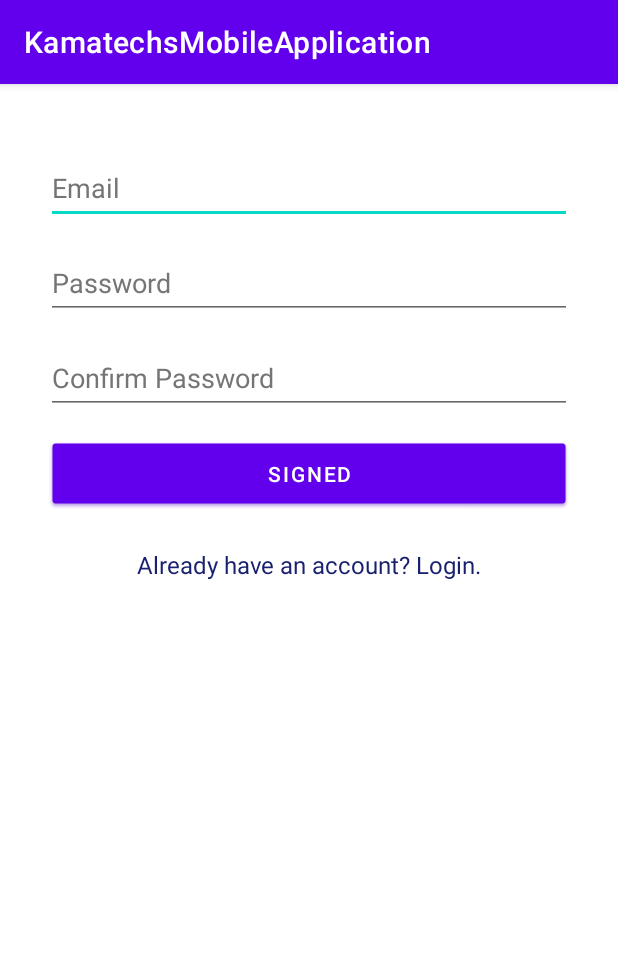
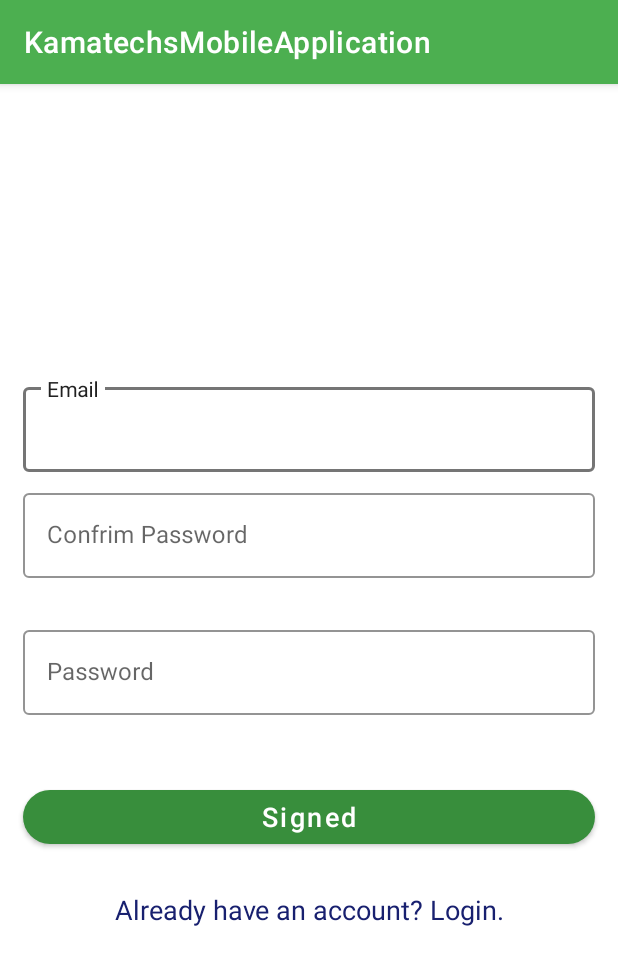
Before and after one commit to Giwithx/Kamatechs-App, an Android app: the RegisterActivity screen opened directly, with no data from a screen before it, on a phone screen of 412 x 824 dp. Shown: the top 965 px of the screen. Run offline under Robolectric (Android 15) with nearby library versions, the phone set to English and light mode, and no system bars; our stand-ins replace Firebase (no records; nobody signed in at launch, a user with empty details on screens opened directly); 3 statements that could not run were skipped.

Commit message:
Did some changes in login, register, colors, dashboard, home and the themes

```diff
--- a/app/src/main/res/layout/activity_register.xml
+++ b/app/src/main/res/layout/activity_register.xml
@@ -9,66 +9,62 @@
 
     <LinearLayout
         android:id="@+id/linearLayout"
-        android:layout_width="0dp"
-        android:layout_height="0dp"
+        android:layout_width="match_parent"
+        android:layout_height="wrap_content"
         android:orientation="vertical"
-        android:padding="15dp"
-        android:paddingTop="40dp"
-        android:paddingBottom="40dp"
         app:layout_constraintBottom_toBottomOf="parent"
         app:layout_constraintEnd_toEndOf="parent"
         app:layout_constraintStart_toStartOf="parent"
         app:layout_constraintTop_toTopOf="parent">
 
-        <EditText
-            android:id="@+id/etSEmailAddress"
+        <com.google.android.material.textfield.TextInputLayout
+            style="@style/TextInput"
+            android:layout_width="match_parent"
+            android:layout_height="match_parent"
+            android:hint="Email">
+
+            <com.google.android.material.textfield.TextInputEditText
+                android:layout_width="match_parent"
+                android:layout_height="wrap_content"
+                android:inputType="textEmailAddress"/>
+        </com.google.android.material.textfield.TextInputLayout>
+
+        <com.google.android.material.textfield.TextInputLayout
+            android:id="@+id/password_text_input"
+            style="@style/TextInput"
             android:layout_width="match_parent"
             android:layout_height="wrap_content"
-            android:layout_marginLeft="15dp"
-            android:layout_marginTop="30dp"
-            android:layout_marginRight="15dp"
-            android:autofillHints="emailAddress"
-            android:ems="10"
-            android:hint="Email"
-            android:inputType="textEmailAddress"
-            android:minHeight="48dp"
-            android:textColorHint="#757575" />
+            android:hint="Confrim Password"
+            app:errorEnabled="true">
 
-        <EditText
-            android:id="@+id/etSPassword"
+            <com.google.android.material.textfield.TextInputEditText
+                android:id="@+id/password_edit_text"
+                android:layout_width="match_parent"
+                android:layout_height="wrap_content"
+                android:inputType="textPassword" />
+        </com.google.android.material.textfield.TextInputLayout>
+
+        <com.google.android.material.textfield.TextInputLayout
+            android:id="@+id/passwordinput"
+            style="@style/TextInput"
             android:layout_width="match_parent"
             android:layout_height="wrap_content"
-            android:layout_marginLeft="15dp"
-            android:layout_marginTop="15dp"
-            android:layout_marginRight="15dp"
-            android:autofillHints="password"
-            android:ems="10"
             android:hint="Password"
-            android:inputType="textPassword"
-            android:minHeight="48dp"
-            android:textColorHint="#757575" />
+            app:errorEnabled="true">
 
-        <EditText
-            android:id="@+id/etSConfPassword"
-            android:layout_width="match_parent"
-            android:layout_height="wrap_content"
-            android:layout_marginLeft="15dp"
-            android:layout_marginTop="15dp"
-            android:layout_marginRight="15dp"
-            android:autofillHints="password"
-            android:ems="10"
-            android:hint="Confirm Password"
-            android:inputType="textPassword"
-            android:minHeight="48dp"
-            android:textColorHint="#757575"
-            tools:ignore="TextContrastCheck" />
+            <com.google.android.material.textfield.TextInputEditText
+                android:id="@+id/passwordtext"
+                android:layout_width="match_parent"
+                android:layout_height="wrap_content"
+                android:inputType="textPassword" />
+        </com.google.android.material.textfield.TextInputLayout>
 
         <Button
             android:id="@+id/btnSSigned"
             android:layout_width="match_parent"
             android:layout_height="wrap_content"
             android:layout_margin="15dp"
-            android:background="@drawable/common_google_signin_btn_icon_dark_normal"
+            style="@style/Button"
             android:text="Signed" />
 
         <TextView
@@ -78,8 +74,7 @@
             android:layout_margin="10dp"
             android:gravity="center_horizontal"
             android:text="Already have an account? Login."
-            android:textColor="#18206F"
-            android:textSize="16sp" />
+            style="@style/RegText" />
     </LinearLayout>
 
 </androidx.constraintlayout.widget.ConstraintLayout>
--- a/app/src/main/res/layout/fragment_dashboard.xml
+++ b/app/src/main/res/layout/fragment_dashboard.xml
@@ -29,6 +29,7 @@
             android:layout_marginStart="116dp"
             android:layout_marginTop="76dp"
             android:text="Storage"
+            style="@style/Button"
             app:layout_constraintStart_toStartOf="parent"
             app:layout_constraintTop_toBottomOf="@+id/txtDashboard" />
 
@@ -38,6 +39,7 @@
             android:layout_height="67dp"
             android:layout_marginTop="36dp"
             android:text="Overview"
+            style="@style/Button"
             app:layout_constraintEnd_toEndOf="parent"
             app:layout_constraintHorizontal_bias="0.485"
             app:layout_constraintStart_toStartOf="parent"
--- a/app/src/main/res/layout/fragment_home.xml
+++ b/app/src/main/res/layout/fragment_home.xml
@@ -16,6 +16,7 @@
             android:layout_marginStart="60dp"
             android:layout_marginTop="12dp"
             android:text="Dashboard"
+            style="@style/Button"
             app:layout_constraintStart_toStartOf="parent"
             app:layout_constraintTop_toBottomOf="@+id/btnWeather" />
 
@@ -58,6 +59,7 @@
             android:layout_height="48dp"
             android:layout_marginTop="16dp"
             android:text="Status"
+            style="@style/Button"
             app:layout_constraintEnd_toEndOf="parent"
             app:layout_constraintHorizontal_bias="0.497"
             app:layout_constraintStart_toStartOf="parent"
@@ -70,6 +72,7 @@
             android:layout_marginStart="60dp"
             android:layout_marginTop="12dp"
             android:text="Overview"
+            style="@style/Button"
             app:layout_constraintStart_toStartOf="parent"
             app:layout_constraintTop_toBottomOf="@+id/btnStorage" />
     </androidx.constraintlayout.widget.ConstraintLayout>
--- a/app/src/main/res/values-night/themes.xml
+++ b/app/src/main/res/values-night/themes.xml
@@ -2,13 +2,13 @@
     <!-- Base application theme. -->
     <style name="Theme.KamatechsMobileApplication" parent="Theme.MaterialComponents.DayNight.DarkActionBar">
         <!-- Primary brand color. -->
-        <item name="colorPrimary">@color/purple_200</item>
-        <item name="colorPrimaryVariant">@color/purple_700</item>
-        <item name="colorOnPrimary">@color/black</item>
+        <item name="colorPrimary">@color/colorPrimary</item>
+        <item name="colorPrimaryVariant">@color/colorPrimaryDark</item>
+        <item name="colorOnPrimary">@color/colorPrimaryLight</item>
         <!-- Secondary brand color. -->
-        <item name="colorSecondary">@color/teal_200</item>
-        <item name="colorSecondaryVariant">@color/teal_200</item>
-        <item name="colorOnSecondary">@color/black</item>
+        <item name="colorSecondary">@color/colorAccent</item>
+        <item name="colorSecondaryVariant">@color/colorAccent</item>
+        <item name="colorOnSecondary">@color/icons</item>
         <!-- Status bar color. -->
         <item name="android:statusBarColor" tools:targetApi="l">?attr/colorPrimaryVariant</item>
         <!-- Customize your theme here. -->
--- a/app/src/main/res/values/colors.xml
+++ b/app/src/main/res/values/colors.xml
@@ -1,10 +1,11 @@
 <?xml version="1.0" encoding="utf-8"?>
 <resources>
-    <color name="purple_200">#FFBB86FC</color>
-    <color name="purple_500">#FF6200EE</color>
-    <color name="purple_700">#FF3700B3</color>
-    <color name="teal_200">#FF03DAC5</color>
-    <color name="teal_700">#FF018786</color>
-    <color name="black">#FF000000</color>
-    <color name="white">#FFFFFFFF</color>
+    <color name="colorPrimary">#4CAF50</color>
+    <color name="colorPrimaryDark">#388E3C</color>
+    <color name="colorPrimaryLight">#C8E6C9</color>
+    <color name="colorAccent">#FF5722</color>
+    <color name="textColorPrimary">#212121</color>
+    <color name="textColorSecondary">#757575</color>
+    <color name="icons">#FFFFFF</color>
+    <color name="divider">#BDBDBD</color>
 </resources>
--- a/app/src/main/res/values/themes.xml
+++ b/app/src/main/res/values/themes.xml
@@ -2,13 +2,13 @@
     <!-- Base application theme. -->
     <style name="Theme.KamatechsMobileApplication" parent="Theme.MaterialComponents.DayNight.DarkActionBar">
         <!-- Primary brand color. -->
-        <item name="colorPrimary">@color/purple_500</item>
-        <item name="colorPrimaryVariant">@color/purple_700</item>
-        <item name="colorOnPrimary">@color/white</item>
+        <item name="colorPrimary">@color/colorPrimary</item>
+        <item name="colorPrimaryVariant">@color/colorPrimaryDark</item>
+        <item name="colorOnPrimary">@color/colorPrimaryLight</item>
         <!-- Secondary brand color. -->
-        <item name="colorSecondary">@color/teal_200</item>
-        <item name="colorSecondaryVariant">@color/teal_700</item>
-        <item name="colorOnSecondary">@color/black</item>
+        <item name="colorSecondary">@color/colorAccent</item>
+        <item name="colorSecondaryVariant">@color/colorAccent</item>
+        <item name="colorOnSecondary">@color/icons</item>
         <!-- Status bar color. -->
         <item name="android:statusBarColor" tools:targetApi="l">?attr/colorPrimaryVariant</item>
         <!-- Customize your theme here. -->
```
Also changed, not shown: app/src/main/res/layout/activity_login.xml (+29 -30 lines).
